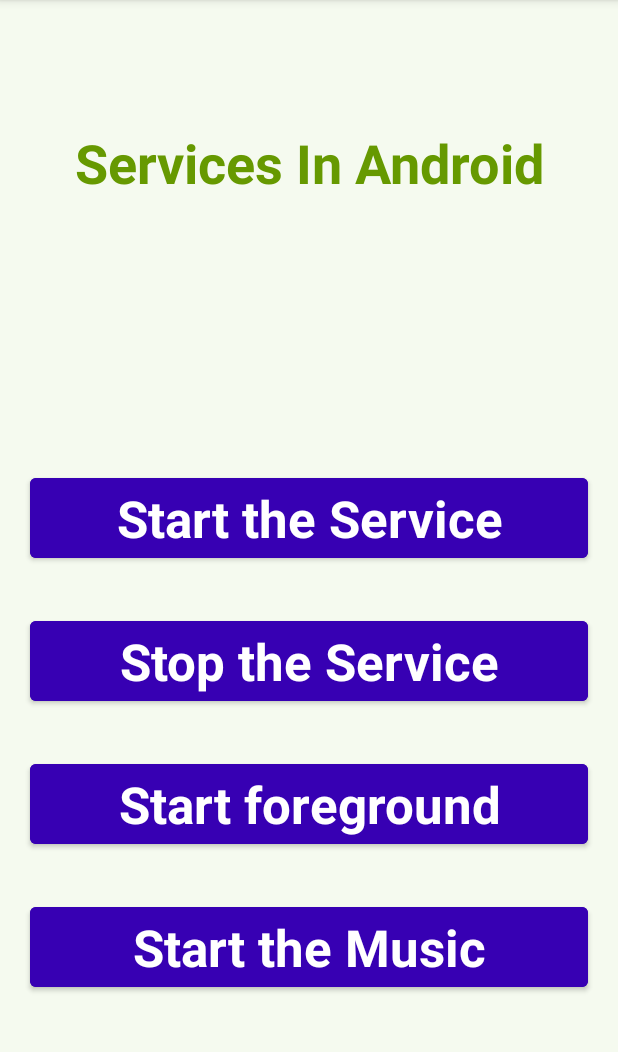
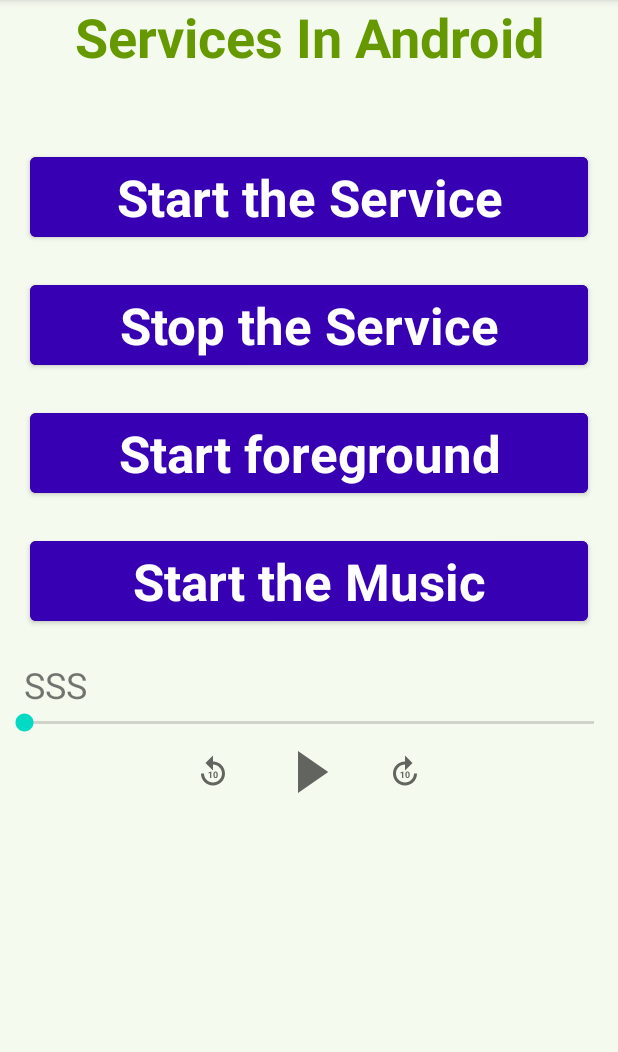
Before and after one commit to NguyenTMinh/Task_74, an Android app: the screen it shows after launch (MainActivity), on a phone screen of 412 x 824 dp, the part 84-1136 px from its top. Run offline under Robolectric (Android 15) with nearby library versions, the phone set to English and light mode, and no system bars.

Commit message:
add media controller (ui)

```diff
--- a/app/src/main/AndroidManifest.xml
+++ b/app/src/main/AndroidManifest.xml
@@ -21,8 +21,8 @@
         </activity>
 
         <service android:name=".ExampleService" android:exported="false"/>
-        <service android:name=".ForegroundService" android:exported="true" android:enabled="true"/>
-        <service android:name=".MusicService" android:exported="true" android:enabled="true"/>
+        <service android:name=".ForegroundService" android:exported="false" android:enabled="true"/>
+        <service android:name=".MusicService" android:exported="false" android:enabled="true"/>
     </application>
 
 </manifest>
--- a/app/src/main/java/com/example/servicetest/ForegroundService.java
+++ b/app/src/main/java/com/example/servicetest/ForegroundService.java
@@ -39,7 +39,7 @@ public class ForegroundService extends Service {
                 .build();
         startForeground(1, notification);
 
-        return START_NOT_STICKY;
+        return START_STICKY;
     }
 
     private void createNotificationChannel() {
--- a/app/src/main/java/com/example/servicetest/MainActivity.java
+++ b/app/src/main/java/com/example/servicetest/MainActivity.java
@@ -3,18 +3,30 @@ package com.example.servicetest;
 import androidx.appcompat.app.AppCompatActivity;
 import androidx.core.content.ContextCompat;
 
+import android.annotation.SuppressLint;
 import android.app.Notification;
 import android.app.PendingIntent;
 import android.content.Context;
 import android.content.Intent;
+import android.media.MediaPlayer;
 import android.os.Build;
 import android.os.Bundle;
+import android.provider.Settings;
 import android.view.View;
 import android.widget.Button;
+import android.widget.ImageButton;
+import android.widget.SeekBar;
+import android.widget.TextView;
+import android.widget.ToggleButton;
 
 public class MainActivity extends AppCompatActivity implements View.OnClickListener {
     private Button mBTStart, mBTStop, mBTFore, mBTMusic;
+    private ImageButton mBTForward, mBTReplay;
+    private ToggleButton mBTPausePlay;
+    private SeekBar mSBProgress;
+    private TextView mTVTime;
 
+    @SuppressLint("CutPasteId")
     @Override
     protected void onCreate(Bundle savedInstanceState) {
         super.onCreate(savedInstanceState);
@@ -25,16 +37,28 @@ public class MainActivity extends AppCompatActivity implements View.OnClickListe
         mBTFore = findViewById(R.id.startForegroundButton);
         mBTMusic = findViewById(R.id.startMusicWithFore);
 
+        mTVTime = findViewById(R.id.layout_media_controller).findViewById(R.id.tv_time);
+        mSBProgress = findViewById(R.id.layout_media_controller).findViewById(R.id.sb_media);
+        mBTReplay = findViewById(R.id.layout_media_controller).findViewById(R.id.ib_replay);
+        mBTPausePlay = findViewById(R.id.layout_media_controller).findViewById(R.id.ib_play_pause);
+        mBTForward = findViewById(R.id.layout_media_controller).findViewById(R.id.ib_forward);
+
+        mTVTime.setText("SSS");
+
         mBTStart.setOnClickListener(this);
         mBTStop.setOnClickListener(this);
         mBTFore.setOnClickListener(this);
         mBTMusic.setOnClickListener(this);
+
     }
 
     @Override
     public void onClick(View v) {
         if (v == mBTStart) {
             startService(new Intent(this, ExampleService.class));
+//            MediaPlayer mediaPlayer = MediaPlayer.create(this, Settings.System.DEFAULT_RINGTONE_URI);
+//            mediaPlayer.setLooping(true);
+//            mediaPlayer.start();
         } else if (v == mBTStop) {
             stopService(new Intent(this, ExampleService.class));
             stopService(new Intent(this, ForegroundService.class));
--- a/app/src/main/java/com/example/servicetest/MusicBoundService.java
+++ b/app/src/main/java/com/example/servicetest/MusicBoundService.java
@@ -8,7 +8,7 @@ import android.os.IBinder;
 import androidx.annotation.Nullable;
 
 public class MusicBoundService extends Service {
-    private final IBinder mBinder = new MusicBinder();
+//    private final IBinder mBinder = new MusicBinder();
 
     @Nullable
     @Override
--- a/app/src/main/java/com/example/servicetest/MusicService.java
+++ b/app/src/main/java/com/example/servicetest/MusicService.java
@@ -40,7 +40,7 @@ public class MusicService extends Service {
             mPlayer.start();
         }
         startForeground(2,notification);
-        return START_NOT_STICKY;
+        return START_STICKY;
     }
 
     private void createChannel() {
--- /dev/null
+++ b/app/src/main/res/drawable/button_pause_play.xml
@@ -0,0 +1,5 @@
+<?xml version="1.0" encoding="utf-8"?>
+<selector xmlns:android="http://schemas.android.com/apk/res/android">
+    <item android:drawable="@drawable/ic_baseline_pause_24" android:state_checked="true"/>
+    <item android:drawable="@drawable/ic_baseline_play_arrow_24" android:state_checked="false"/>
+</selector>
--- /dev/null
+++ b/app/src/main/res/drawable/ic_baseline_forward_10_24.xml
@@ -0,0 +1,16 @@
+<vector xmlns:android="http://schemas.android.com/apk/res/android"
+    android:width="24dp"
+    android:height="24dp"
+    android:viewportWidth="24"
+    android:viewportHeight="24"
+    android:tint="?attr/colorControlNormal">
+  <path
+      android:fillColor="@android:color/white"
+      android:pathData="M18,13c0,3.31 -2.69,6 -6,6s-6,-2.69 -6,-6s2.69,-6 6,-6v4l5,-5l-5,-5v4c-4.42,0 -8,3.58 -8,8c0,4.42 3.58,8 8,8s8,-3.58 8,-8H18z"/>
+  <path
+      android:fillColor="@android:color/white"
+      android:pathData="M10.86,15.94l0,-4.27l-0.09,0l-1.77,0.63l0,0.69l1.01,-0.31l0,3.26z"/>
+  <path
+      android:fillColor="@android:color/white"
+      android:pathData="M12.25,13.44v0.74c0,1.9 1.31,1.82 1.44,1.82c0.14,0 1.44,0.09 1.44,-1.82v-0.74c0,-1.9 -1.31,-1.82 -1.44,-1.82C13.55,11.62 12.25,11.53 12.25,13.44zM14.29,13.32v0.97c0,0.77 -0.21,1.03 -0.59,1.03c-0.38,0 -0.6,-0.26 -0.6,-1.03v-0.97c0,-0.75 0.22,-1.01 0.59,-1.01C14.07,12.3 14.29,12.57 14.29,13.32z"/>
+</vector>
--- /dev/null
+++ b/app/src/main/res/drawable/ic_baseline_pause_24.xml
@@ -0,0 +1,10 @@
+<vector xmlns:android="http://schemas.android.com/apk/res/android"
+    android:width="24dp"
+    android:height="24dp"
+    android:viewportWidth="24"
+    android:viewportHeight="24"
+    android:tint="?attr/colorControlNormal">
+  <path
+      android:fillColor="@android:color/white"
+      android:pathData="M6,19h4L10,5L6,5v14zM14,5v14h4L18,5h-4z"/>
+</vector>
--- /dev/null
+++ b/app/src/main/res/drawable/ic_baseline_play_arrow_24.xml
@@ -0,0 +1,10 @@
+<vector xmlns:android="http://schemas.android.com/apk/res/android"
+    android:width="24dp"
+    android:height="24dp"
+    android:viewportWidth="24"
+    android:viewportHeight="24"
+    android:tint="?attr/colorControlNormal">
+  <path
+      android:fillColor="@android:color/white"
+      android:pathData="M8,5v14l11,-7z"/>
+</vector>
--- /dev/null
+++ b/app/src/main/res/drawable/ic_baseline_replay_10_24.xml
@@ -0,0 +1,16 @@
+<vector xmlns:android="http://schemas.android.com/apk/res/android"
+    android:width="24dp"
+    android:height="24dp"
+    android:viewportWidth="24"
+    android:viewportHeight="24"
+    android:tint="?attr/colorControlNormal">
+  <path
+      android:fillColor="@android:color/white"
+      android:pathData="M11.99,5V1l-5,5l5,5V7c3.31,0 6,2.69 6,6s-2.69,6 -6,6s-6,-2.69 -6,-6h-2c0,4.42 3.58,8 8,8s8,-3.58 8,-8S16.41,5 11.99,5z"/>
+  <path
+      android:fillColor="@android:color/white"
+      android:pathData="M10.89,16h-0.85v-3.26l-1.01,0.31v-0.69l1.77,-0.63h0.09V16z"/>
+  <path
+      android:fillColor="@android:color/white"
+      android:pathData="M15.17,14.24c0,0.32 -0.03,0.6 -0.1,0.82s-0.17,0.42 -0.29,0.57s-0.28,0.26 -0.45,0.33s-0.37,0.1 -0.59,0.1s-0.41,-0.03 -0.59,-0.1s-0.33,-0.18 -0.46,-0.33s-0.23,-0.34 -0.3,-0.57s-0.11,-0.5 -0.11,-0.82V13.5c0,-0.32 0.03,-0.6 0.1,-0.82s0.17,-0.42 0.29,-0.57s0.28,-0.26 0.45,-0.33s0.37,-0.1 0.59,-0.1s0.41,0.03 0.59,0.1c0.18,0.07 0.33,0.18 0.46,0.33s0.23,0.34 0.3,0.57s0.11,0.5 0.11,0.82V14.24zM14.32,13.38c0,-0.19 -0.01,-0.35 -0.04,-0.48s-0.07,-0.23 -0.12,-0.31s-0.11,-0.14 -0.19,-0.17s-0.16,-0.05 -0.25,-0.05s-0.18,0.02 -0.25,0.05s-0.14,0.09 -0.19,0.17s-0.09,0.18 -0.12,0.31s-0.04,0.29 -0.04,0.48v0.97c0,0.19 0.01,0.35 0.04,0.48s0.07,0.24 0.12,0.32s0.11,0.14 0.19,0.17s0.16,0.05 0.25,0.05s0.18,-0.02 0.25,-0.05s0.14,-0.09 0.19,-0.17s0.09,-0.19 0.11,-0.32s0.04,-0.29 0.04,-0.48V13.38z"/>
+</vector>
--- a/app/src/main/res/layout/activity_main.xml
+++ b/app/src/main/res/layout/activity_main.xml
@@ -10,7 +10,7 @@
     <LinearLayout
         android:id="@+id/linearLayout"
         android:layout_width="match_parent"
-        android:layout_height="wrap_content"
+        android:layout_height="0dp"
         android:layout_centerVertical="true"
         android:orientation="vertical"
         app:layout_constraintBottom_toBottomOf="parent"
@@ -23,7 +23,7 @@
             android:id="@+id/textView1"
             android:layout_width="match_parent"
             android:layout_height="wrap_content"
-            android:layout_marginBottom="170dp"
+            android:layout_marginBottom="50dp"
             android:text="@string/heading"
             android:textAlignment="center"
             android:textAppearance="@style/TextAppearance.AppCompat.Large"
@@ -34,9 +34,8 @@
         <Button
             android:id="@+id/startButton"
             android:layout_width="match_parent"
-            android:layout_height="match_parent"
+            android:layout_height="wrap_content"
             android:layout_marginStart="20dp"
-            android:layout_marginTop="10dp"
             android:layout_marginEnd="20dp"
             android:layout_marginBottom="20dp"
             android:backgroundTint="@color/button_bg"
@@ -49,9 +48,8 @@
         <Button
             android:id="@+id/stopButton"
             android:layout_width="match_parent"
-            android:layout_height="match_parent"
+            android:layout_height="wrap_content"
             android:layout_marginStart="20dp"
-            android:layout_marginTop="10dp"
             android:layout_marginEnd="20dp"
             android:layout_marginBottom="20dp"
             android:backgroundTint="@color/button_bg"
@@ -64,9 +62,8 @@
         <Button
             android:id="@+id/startForegroundButton"
             android:layout_width="match_parent"
-            android:layout_height="match_parent"
+            android:layout_height="wrap_content"
             android:layout_marginStart="20dp"
-            android:layout_marginTop="10dp"
             android:layout_marginEnd="20dp"
             android:layout_marginBottom="20dp"
             android:backgroundTint="@color/button_bg"
@@ -79,9 +76,8 @@
         <Button
             android:id="@+id/startMusicWithFore"
             android:layout_width="match_parent"
-            android:layout_height="match_parent"
+            android:layout_height="wrap_content"
             android:layout_marginStart="20dp"
-            android:layout_marginTop="10dp"
             android:layout_marginEnd="20dp"
             android:layout_marginBottom="20dp"
             android:backgroundTint="@color/button_bg"
@@ -91,6 +87,10 @@
             android:textColor="#FFFFFF"
             android:textStyle="bold" />
 
+        <include
+            android:id="@+id/layout_media_controller"
+            layout="@layout/media_controller"/>
+
     </LinearLayout>
 
 </androidx.constraintlayout.widget.ConstraintLayout>
--- /dev/null
+++ b/app/src/main/res/layout/media_controller.xml
@@ -0,0 +1,53 @@
+<?xml version="1.0" encoding="utf-8"?>
+<LinearLayout xmlns:android="http://schemas.android.com/apk/res/android"
+    android:layout_width="match_parent"
+    android:layout_height="wrap_content"
+    android:orientation="vertical">
+
+    <TextView
+        android:id="@+id/tv_time"
+        android:layout_width="wrap_content"
+        android:layout_height="wrap_content"
+        android:layout_marginStart="16dp"
+        android:text="s"
+        android:textSize="24sp" />
+
+    <SeekBar
+        android:id="@+id/sb_media"
+        android:layout_width="match_parent"
+        android:layout_height="wrap_content" />
+
+    <LinearLayout
+        android:layout_width="match_parent"
+        android:layout_height="wrap_content"
+        android:gravity="center"
+        android:orientation="horizontal">
+
+        <ImageButton
+            android:id="@+id/ib_replay"
+            android:layout_width="wrap_content"
+            android:layout_height="wrap_content"
+            android:background="@android:color/transparent"
+            android:src="@drawable/ic_baseline_replay_10_24" />
+
+        <ToggleButton
+            android:scaleX="0.5"
+            android:layout_marginStart="8dp"
+            android:layout_marginEnd="8dp"
+            android:id="@+id/ib_play_pause"
+            android:layout_width="wrap_content"
+            android:layout_height="wrap_content"
+            android:background="@drawable/button_pause_play"
+            android:textOff=""
+            android:textOn="" />
+
+        <ImageButton
+            android:id="@+id/ib_forward"
+            android:layout_width="wrap_content"
+            android:layout_height="wrap_content"
+            android:background="@android:color/transparent"
+            android:src="@drawable/ic_baseline_forward_10_24" />
+
+    </LinearLayout>
+
+</LinearLayout>
```
